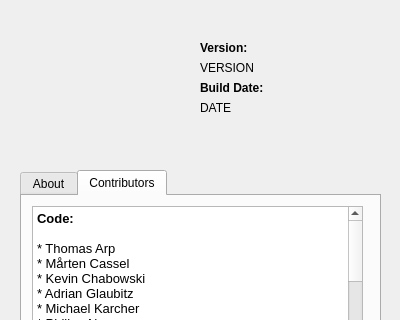
Before: the Qt Designer form qhimdtransfer/qhimdaboutdialog.ui in linux-minidisc/linux-minidisc, drawn with Qt 5; both pictures show x 0 to 400 and y 0 to 320 of the 400 by 480 pixel window.
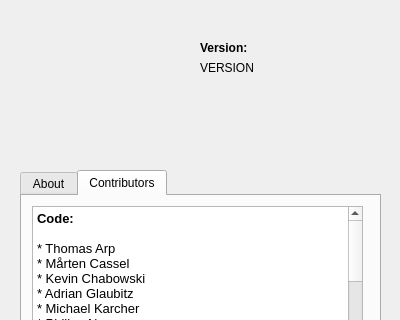
After: the same form once the commit is applied. The open tabs and pages were chosen to show the change. Icons and pictures are not drawn.

```diff
--- a/qhimdtransfer/qhimdaboutdialog.ui
+++ b/qhimdtransfer/qhimdaboutdialog.ui
@@ -216,25 +216,6 @@
     <string>Version:</string>
    </property>
   </widget>
-  <widget class="QLabel" name="BuildDateLabel">
-   <property name="geometry">
-    <rect>
-     <x>200</x>
-     <y>80</y>
-     <width>181</width>
-     <height>16</height>
-    </rect>
-   </property>
-   <property name="font">
-    <font>
-     <weight>75</weight>
-     <bold>true</bold>
-    </font>
-   </property>
-   <property name="text">
-    <string>Build Date:</string>
-   </property>
-  </widget>
   <widget class="QLabel" name="VersionString">
    <property name="geometry">
     <rect>
@@ -248,19 +229,6 @@
     <string notr="true">VERSION</string>
    </property>
   </widget>
-  <widget class="QLabel" name="BuildDateString">
-   <property name="geometry">
-    <rect>
-     <x>200</x>
-     <y>100</y>
-     <width>181</width>
-     <height>16</height>
-    </rect>
-   </property>
-   <property name="text">
-    <string notr="true">DATE</string>
-   </property>
-  </widget>
  </widget>
  <resources/>
  <connections>
```
Left out of the diff: 12 changed lines with no effect on the pictures.
